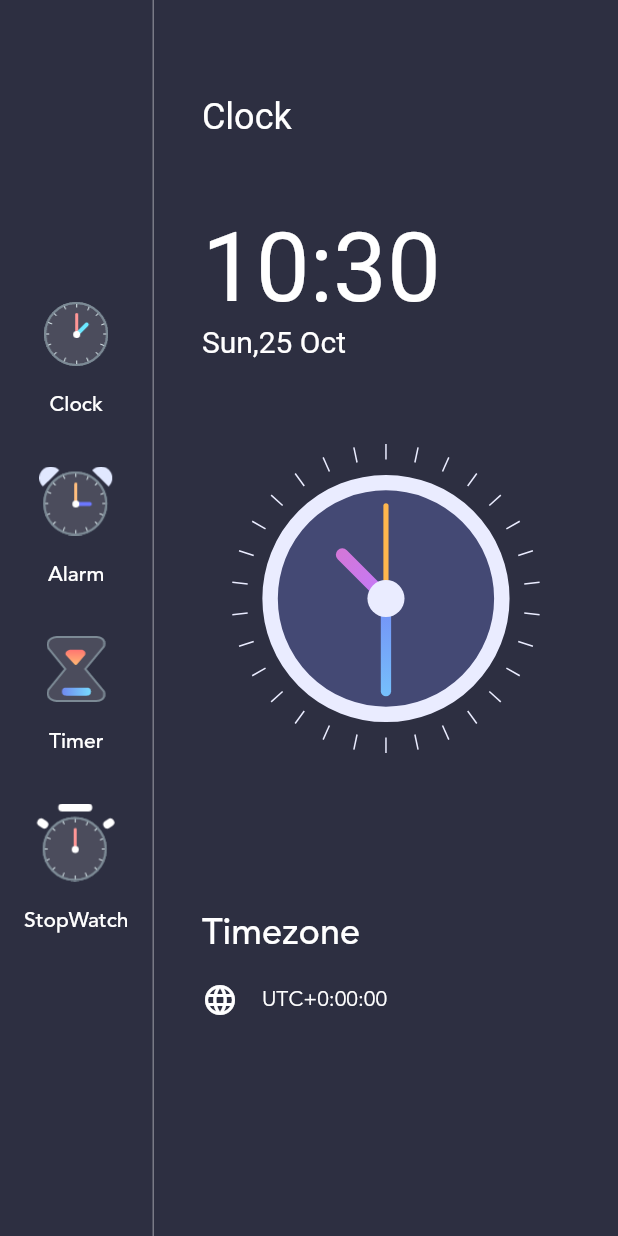
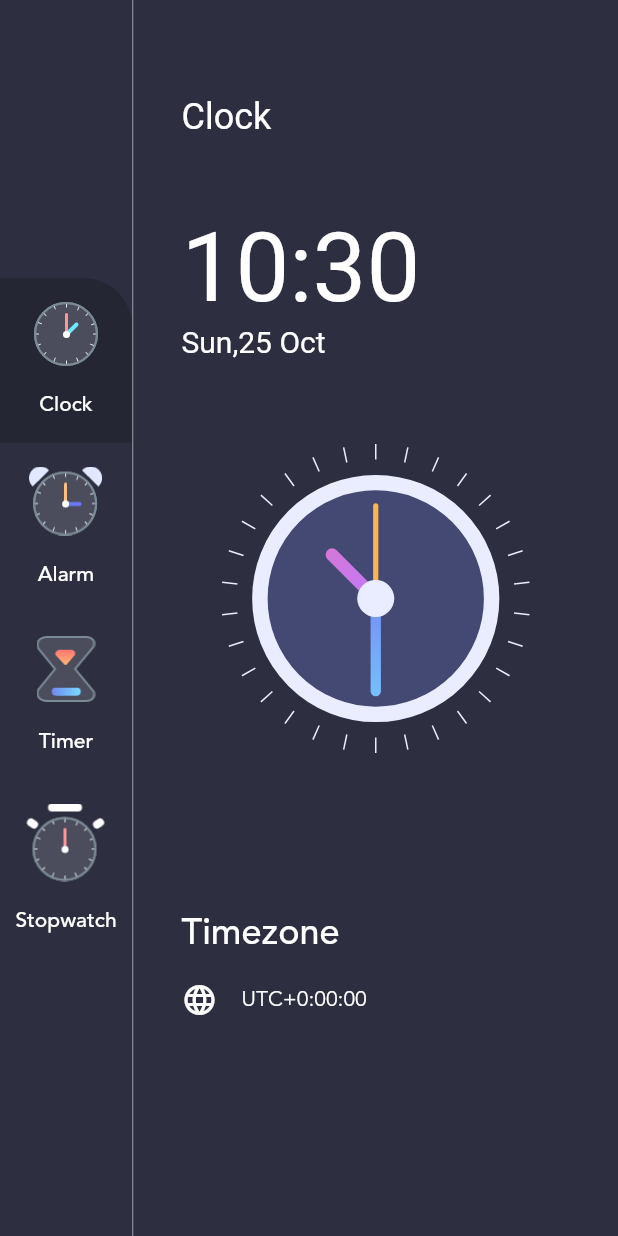
Before and after one commit to TawhidHassan/Flutter-clock-app, a Flutter app: the screen it shows after launch, on a phone screen of 412 x 824 dp. Run offline on Flutter 3.47's test engine with Material 2 defaults, Android fonts, the phone set to English and light mode, and no system bars.

Commit message:
add dependencies Provider and implement for when click menu

```diff
--- /dev/null
+++ b/lib/data.dart
@@ -0,0 +1,14 @@
+
+import 'enums.dart';
+import 'menu_info.dart';
+
+List<MenuInfo> menuItems = [
+  MenuInfo(MenuType.clock,
+      title: 'Clock', imageSource: 'assets/clock_icon.png'),
+  MenuInfo(MenuType.alarm,
+      title: 'Alarm', imageSource: 'assets/alarm_icon.png'),
+  MenuInfo(MenuType.timer,
+      title: 'Timer', imageSource: 'assets/timer_icon.png'),
+  MenuInfo(MenuType.stopwatch,
+      title: 'Stopwatch', imageSource: 'assets/stopwatch_icon.png'),
+];
--- /dev/null
+++ b/lib/enums.dart
@@ -0,0 +1 @@
+enum MenuType { clock, alarm, timer, stopwatch }
--- a/lib/homePage.dart
+++ /dev/null
@@ -1,152 +0,0 @@
-import 'package:flutter/material.dart';
-import 'package:flutter_clock_app/clock_view.dart';
-import 'package:intl/intl.dart';
-
-import 'constants/theme_data.dart';
-
-class HomePage extends StatefulWidget {
-  @override
-  _HomePageState createState() => _HomePageState();
-}
-
-class _HomePageState extends State<HomePage> {
-  @override
-  Widget build(BuildContext context) {
-    var now=DateTime.now();
-    var formatetedTime=DateFormat('HH:mm').format(now);
-    var formatetedDate=DateFormat('EEE,d MMM').format(now);
-
-    var timeZoneString=now.timeZoneOffset.toString().split('.').first;
-
-
-    var offsetSign='';
-    if (!timeZoneString.startsWith('-')) offsetSign = '+';
-    print(timeZoneString);
-
-    return Scaffold(
-      backgroundColor: Color(0xFF2D2F41),
-      body: Row(
-        children: [
-          Column(
-            mainAxisAlignment: MainAxisAlignment.center,
-            children: [
-              Column(
-                children: [
-                  buildMenuButton("Clock",'assets/clock_icon.png'),
-                  buildMenuButton("Alarm",'assets/alarm_icon.png'),
-                  buildMenuButton("Timer",'assets/timer_icon.png'),
-                  buildMenuButton("StopWatch",'assets/stopwatch_icon.png'),
-                ],
-              ),
-
-            ],
-          ),
-          VerticalDivider(
-            color: Colors.white54,
-            width: 1,
-          ),
-          Expanded(
-            child: Container(
-                padding: EdgeInsets.symmetric(horizontal: 32,vertical: 64),
-                child: Column(
-                    crossAxisAlignment: CrossAxisAlignment.start,
-                    children: [
-                      Flexible(
-                        flex: 1,
-                        fit: FlexFit.tight,
-                        child: Text("Clock", style: TextStyle(
-                            color: Colors.white, fontSize: 24),
-                        ),
-                      ),
-                      Flexible(
-                        flex: 2,
-                        child: Column(
-                          crossAxisAlignment: CrossAxisAlignment.start,
-                          children: [
-                            Text(formatetedTime, style: TextStyle(
-                                color: Colors.white, fontSize: 64),
-                            ),Text(formatetedDate, style: TextStyle(
-                                color: Colors.white, fontSize: 20),
-                            ),
-                          ],
-                        ),
-                      ),
-
-                      Flexible(
-                        flex: 4,
-                        fit: FlexFit.tight,
-                        child: Align(
-                          alignment: Alignment.center,
-                          child: ClockView(
-                            size: MediaQuery.of(context).size.height / 4,
-                          ),
-                        ),
-                      ),
-
-                      Flexible(
-                        flex: 2,
-                        fit: FlexFit.tight,
-                        child: Column(
-                          crossAxisAlignment: CrossAxisAlignment.start,
-                          children: <Widget>[
-                            Text(
-                              'Timezone',
-                              style: TextStyle(
-                                  fontFamily: 'avenir',
-                                  fontWeight: FontWeight.w500,
-                                  color: CustomColors.primaryTextColor,
-                                  fontSize: 24),
-                            ),
-                            SizedBox(height: 16),
-                            Row(
-                              children: <Widget>[
-                                Icon(
-                                  Icons.language,
-                                  color: CustomColors.primaryTextColor,
-                                ),
-                                SizedBox(width: 16),
-                                Text(
-                                  'UTC' + offsetSign + timeZoneString,
-                                  style: TextStyle(
-                                      fontFamily: 'avenir',
-                                      color: CustomColors.primaryTextColor,
-                                      fontSize: 14),
-                                ),
-                              ],
-                            ),
-                          ],
-                        ),
-                      ),
-                    ]
-                )
-            ),
-          ),
-        ],
-      ),
-
-    );
-  }
-
-
-}
-Padding buildMenuButton(String title,String image) {
-  return Padding(
-    padding:const EdgeInsets.symmetric(vertical: 16.0),
-    child: FlatButton(
-        onPressed: (){},
-        child: Column(
-          children: [
-            Image.asset(image,scale: 1.5,),
-            SizedBox(height: 16,),
-            Text(title??'',
-              style: TextStyle(
-                  color: Colors.white,
-                  fontSize: 14,
-                  fontFamily: 'avenir'
-              ),
-            )
-          ],
-        )
-    ),
-  );
-}
--- a/lib/main.dart
+++ b/lib/main.dart
@@ -1,6 +1,9 @@
 import 'package:flutter/material.dart';
+import 'package:flutter_clock_app/enums.dart';
+import 'package:flutter_clock_app/menu_info.dart';
+import 'package:provider/provider.dart';
 
-import 'homePage.dart';
+import 'view/homePage.dart';
 
 void main() {
   runApp(MyApp());
@@ -16,7 +19,10 @@ class MyApp extends StatelessWidget {
         primarySwatch: Colors.blue,
         visualDensity: VisualDensity.adaptivePlatformDensity,
       ),
-      home: HomePage(),
+      home: ChangeNotifierProvider<MenuInfo>(
+        create: (context)=>MenuInfo(MenuType.clock),
+          child: HomePage()
+      ),
     );
   }
 }
--- /dev/null
+++ b/lib/menu_info.dart
@@ -0,0 +1,20 @@
+import 'package:flutter/foundation.dart';
+
+import 'enums.dart';
+
+class MenuInfo extends ChangeNotifier {
+  MenuType menuType;
+  String title;
+  String imageSource;
+
+  MenuInfo(this.menuType, {this.title, this.imageSource});
+
+  updateMenu(MenuInfo menuInfo) {
+    this.menuType = menuInfo.menuType;
+    this.title = menuInfo.title;
+    this.imageSource = menuInfo.imageSource;
+
+//Important
+    notifyListeners();
+  }
+}
--- a/lib/clock_view.dart
+++ b/lib/view/clock_view.dart
@@ -1,7 +1,7 @@
 import 'dart:math';
 import 'package:flutter/material.dart';
 
-import 'constants/theme_data.dart';
+import '../constants/theme_data.dart';
 
 class ClockView extends StatefulWidget {
   final double size;
--- /dev/null
+++ b/lib/view/homePage.dart
@@ -0,0 +1,172 @@
+import 'package:flutter/material.dart';
+import '../data.dart';
+import '../enums.dart';
+import 'file:///C:/Users/User/AndroidStudioProjects/flutter_clock_app/lib/view/clock_view.dart';
+import 'package:flutter_clock_app/menu_info.dart';
+import 'package:intl/intl.dart';
+import 'package:provider/provider.dart';
+
+import '../constants/theme_data.dart';
+
+class HomePage extends StatefulWidget {
+  @override
+  _HomePageState createState() => _HomePageState();
+}
+
+class _HomePageState extends State<HomePage> {
+  @override
+  Widget build(BuildContext context) {
+    var now=DateTime.now();
+    var formatetedTime=DateFormat('HH:mm').format(now);
+    var formatetedDate=DateFormat('EEE,d MMM').format(now);
+
+    var timeZoneString=now.timeZoneOffset.toString().split('.').first;
+
+
+    var offsetSign='';
+    if (!timeZoneString.startsWith('-')) offsetSign = '+';
+    print(timeZoneString);
+
+    return Scaffold(
+      backgroundColor: Color(0xFF2D2F41),
+      body: Row(
+        children: [
+          Column(
+            mainAxisAlignment: MainAxisAlignment.center,
+            children: [
+              Column(
+                children: menuItems
+                    .map((currentMenuInfo) => buildMenuButton(currentMenuInfo))
+                    .toList(),
+              ),
+
+            ],
+          ),
+          VerticalDivider(
+            color: Colors.white54,
+            width: 1,
+          ),
+          Expanded(
+            child: Consumer(
+              builder: (BuildContext context, MenuInfo value, Widget child) {
+                if (value.menuType != MenuType.clock)
+                  return Container();
+
+                return Container(
+                    padding: EdgeInsets.symmetric(horizontal: 32,vertical: 64),
+                    child: Column(
+                        crossAxisAlignment: CrossAxisAlignment.start,
+                        children: [
+                          Flexible(
+                            flex: 1,
+                            fit: FlexFit.tight,
+                            child: Text("Clock", style: TextStyle(
+                                color: Colors.white, fontSize: 24),
+                            ),
+                          ),
+                          Flexible(
+                            flex: 2,
+                            child: Column(
+                              crossAxisAlignment: CrossAxisAlignment.start,
+                              children: [
+                                Text(formatetedTime, style: TextStyle(
+                                    color: Colors.white, fontSize: 64),
+                                ),Text(formatetedDate, style: TextStyle(
+                                    color: Colors.white, fontSize: 20),
+                                ),
+                              ],
+                            ),
+                          ),
+
+                          Flexible(
+                            flex: 4,
+                            fit: FlexFit.tight,
+                            child: Align(
+                              alignment: Alignment.center,
+                              child: ClockView(
+                                size: MediaQuery.of(context).size.height / 4,
+                              ),
+                            ),
+                          ),
+
+                          Flexible(
+                            flex: 2,
+                            fit: FlexFit.tight,
+                            child: Column(
+                              crossAxisAlignment: CrossAxisAlignment.start,
+                              children: <Widget>[
+                                Text(
+                                  'Timezone',
+                                  style: TextStyle(
+                                      fontFamily: 'avenir',
+                                      fontWeight: FontWeight.w500,
+                                      color: CustomColors.primaryTextColor,
+                                      fontSize: 24),
+                                ),
+                                SizedBox(height: 16),
+                                Row(
+                                  children: <Widget>[
+                                    Icon(
+                                      Icons.language,
+                                      color: CustomColors.primaryTextColor,
+                                    ),
+                                    SizedBox(width: 16),
+                                    Text(
+                                      'UTC' + offsetSign + timeZoneString,
+                                      style: TextStyle(
+                                          fontFamily: 'avenir',
+                                          color: CustomColors.primaryTextColor,
+                                          fontSize: 14),
+                                    ),
+                                  ],
+                                ),
+                              ],
+                            ),
+                          ),
+                        ]
+                    )
+                );
+          },
+            ),
+          ),
+        ],
+      ),
+
+    );
+  }
+  Widget buildMenuButton(MenuInfo currentMenuInfo) {
+    return Consumer<MenuInfo>(
+      builder: (BuildContext context, MenuInfo value, Widget child) {
+        return FlatButton(
+          shape: RoundedRectangleBorder(
+              borderRadius: BorderRadius.only(topRight: Radius.circular(32))),
+          padding: const EdgeInsets.symmetric(vertical: 16.0, horizontal: 0),
+          color: currentMenuInfo.menuType == value.menuType
+              ? CustomColors.menuBackgroundColor
+              : Colors.transparent,
+          onPressed: () {
+            var menuInfo = Provider.of<MenuInfo>(context, listen: false);
+            menuInfo.updateMenu(currentMenuInfo);
+          },
+          child: Column(
+            children: <Widget>[
+              Image.asset(
+                currentMenuInfo.imageSource,
+                scale: 1.5,
+              ),
+              SizedBox(height: 16),
+              Text(
+                currentMenuInfo.title ?? '',
+                style: TextStyle(
+                    fontFamily: 'avenir',
+                    color: CustomColors.primaryTextColor,
+                    fontSize: 14),
+              ),
+            ],
+          ),
+        );
+      },
+    );
+  }
+
+}
--- a/pubspec.yaml
+++ b/pubspec.yaml
@@ -24,6 +24,7 @@ dependencies:
   flutter:
     sdk: flutter
   intl: ^0.16.1
+  provider: ^4.3.2+2
 
   # The following adds the Cupertino Icons font to your application.
   # Use with the CupertinoIcons class for iOS style icons.
```
Also changed, not shown: pubspec.lock.
